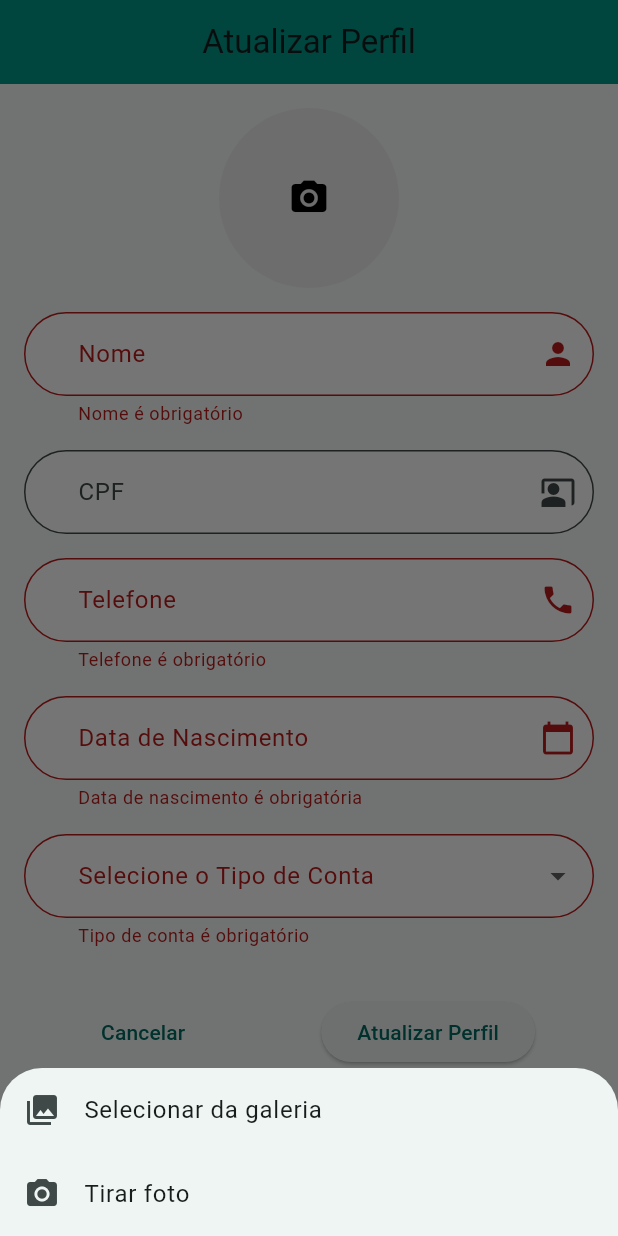
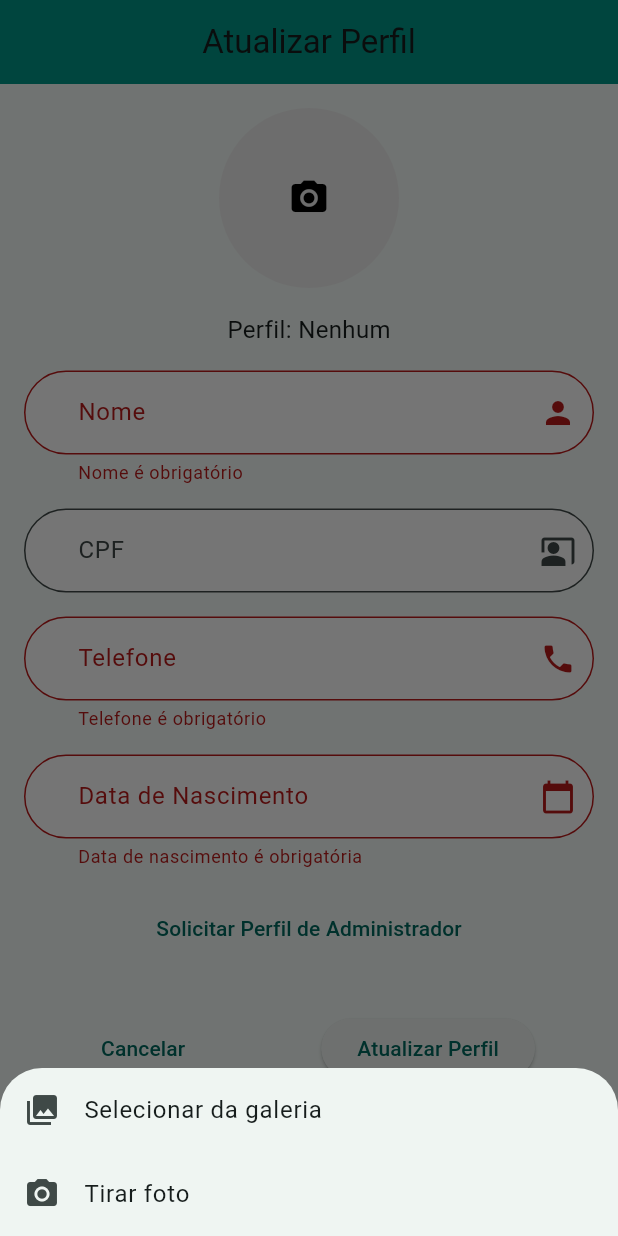
Before and after one commit to Caio-eng/leal_financial_point, a Flutter app: the RegisterPerfilScreen screen opened directly with empty values, after a tap on "Atualizar Perfil", after a tap on the "camera alt" icon, on a phone screen of 412 x 824 dp. Run offline on Flutter 3.47's test engine with Material 3 defaults, Android fonts, the phone set to English and light mode, and no system bars; our stand-ins replace cloud_firestore, firebase_auth, firebase_core, firebase_storage, flutter_speed_dial, gallery_saver and 3 more; missing offline and left inert: dart:html, validadores; accounts and stored records are empty; generated files the repository leaves out were written again.

Commit message:
Controle de tipo de perfil, solicitacao de perfil, bugs nos cadaststro resolvido

```diff
--- a/lib/screen/perfil_screen/register_perfil_screen.dart
+++ b/lib/screen/perfil_screen/register_perfil_screen.dart
@@ -14,6 +14,7 @@ import 'dart:html' as html; // Import necessário para downloads na web
 
 import '../../components/custom_input_decoration.dart';
 import '../../components/custom_snack_bar.dart';
+import '../../components/show_custom_alert_dialog.dart';
 import '../../services/comuns_service.dart';
 import '../../services/firebase_auth.dart';
 import '../home_screen.dart';
@@ -43,6 +44,8 @@ class _RegisterPerfilScreenState extends State<RegisterPerfilScreen> {
   String? photoUrl;
   Uint8List? _imageBytes;
   String? typeAccount;
+  String? typeUser;
+  String? statusElevacao;
 
   @override
   void initState() {
@@ -70,6 +73,8 @@ class _RegisterPerfilScreenState extends State<RegisterPerfilScreen> {
         _telefoneController.text = userProfileData['telefone'] ?? '';
         _dataNascimentoController.text = userProfileData['dataNascimento'] ?? '';
         typeAccount = userProfileData['typeAccount'];
+        typeUser = userProfileData['typeUser'];
+        statusElevacao = userProfileData['statusElevacao'];
 
         setState(() {
           isUpdating = true;
@@ -237,6 +242,12 @@ class _RegisterPerfilScreenState extends State<RegisterPerfilScreen> {
                       : null,
                 ),
               ),
+             const SizedBox(height: 16),
+              Center(
+                child: Text(
+                  'Perfil: ${typeUser == 'ADMIN' ? 'Administrador' : typeUser == 'USER' ? 'Usuário' : typeUser == 'SUPER_ADMIN' ? 'Super Administrador' : 'Nenhum'}',
+                  style: const TextStyle(fontSize: 16),),
+              ),
               const SizedBox(height: 16),
               TextFormField(
                 controller: _nomeController,
@@ -306,8 +317,8 @@ class _RegisterPerfilScreenState extends State<RegisterPerfilScreen> {
                   ),
                 ),
               ),
-              const SizedBox(height: 16),
-              DropdownButtonFormField<String>(
+              typeUser == 'ADMIN' || typeUser == 'SUPER_ADMIN' ? const SizedBox(height: 16) : const SizedBox(),
+              typeUser == 'ADMIN' || typeUser == 'SUPER_ADMIN' ? DropdownButtonFormField<String>(
                 value: typeAccount,
                 items: ComunsService().getTypeAccountOptions(),
                 onChanged: (value) {
@@ -324,7 +335,35 @@ class _RegisterPerfilScreenState extends State<RegisterPerfilScreen> {
                   }
                   return null;
                 },
-              ),
+              ) : Container(),
+              isUpdating == true && statusElevacao != 'Solicitado' ?
+                typeUser == 'USER' || typeUser == '' ? const SizedBox(height: 16) : const SizedBox() : const SizedBox(),
+              isUpdating == true && statusElevacao != 'Solicitado' ?
+                typeUser == 'USER' || typeUser == '' ? TextButton(
+                  onPressed: () {
+                    showCustomAlertDialog(
+                        context,
+                        'Solicitar Admin',
+                        'Tem certeza que deseja confirmar solicitação de perfil?',
+                        'Confirmar',
+                        'Cancelar', () async {
+                          await FirebaseFirestore.instance
+                              .collection('users')
+                              .doc(widget.user.uid)
+                              .update({
+                            'statusElevacao': 'Solicitado',
+                          });
+                          customSnackBar(context, 'Solicitação de perfil enviada com sucesso!');
+                          setState(() {});
+                          Navigator.pop(context);
+                    });
+                  },
+                  child: const Text('Solicitar Perfil de Administrador'),
+                ) : Container() : Container(),
+              isUpdating == true && statusElevacao == 'Solicitado' ? const SizedBox(height: 16) : const SizedBox(),
+              isUpdating == true && statusElevacao == 'Solicitado' ? Center(
+                child: Text('$statusElevacao Perfil de Administrador\nAguardando aprovação...', style: const TextStyle(fontSize: 16, color: Colors.teal),),
+              ) : const SizedBox(),
               const SizedBox(height: 32),
               Row(
                 mainAxisAlignment: MainAxisAlignment.spaceAround,
@@ -386,6 +425,7 @@ class _RegisterPerfilScreenState extends State<RegisterPerfilScreen> {
                 'cpf': _cpfController.text.trim(),
                 'telefone': _telefoneController.text.trim(),
                 'dataNascimento': _dataNascimentoController.text.trim(),
+                'typeUser' : typeUser != null || typeUser != '' ? typeUser : '',
                 'typeAccount' : typeAccount ?? '',
               });
         }
```
Also changed, not shown: lib/model/usuario.dart (+7 -3 lines), lib/screen/fiancial_screen/financial_box_screen.dart (+74 -17 lines), lib/screen/perfil_screen/users_screen.dart (+12 -9 lines), lib/services/comuns_service.dart (+9 -6 lines), lib/services/usuario_service.dart (+26 -2 lines).
